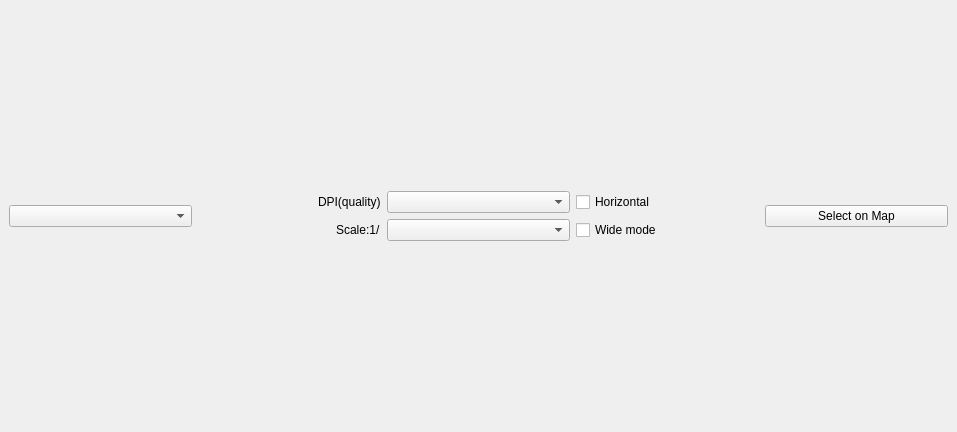
Qt form ezprinter_dockwidget_base.ui (Kanahiro/EZPrinter) before a commit.
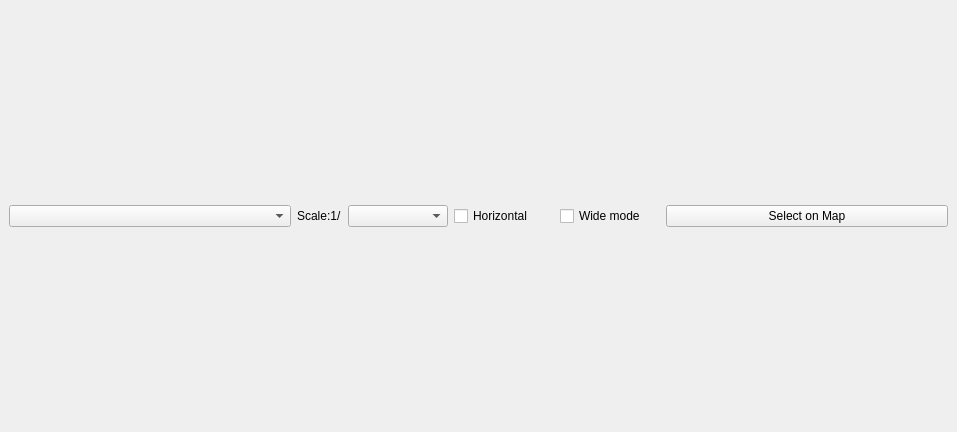
The same form after that commit.

Diff of the .ui file:
```diff
--- a/ezprinter_dockwidget_base.ui
+++ b/ezprinter_dockwidget_base.ui
@@ -18,20 +18,23 @@
     <item row="0" column="0">
      <layout class="QGridLayout" name="gridLayout_2">
       <item row="1" column="3">
-       <widget class="QComboBox" name="dpiComboBox"/>
-      </item>
-      <item row="2" column="3">
-       <widget class="QComboBox" name="scalesComboBox"/>
-      </item>
-      <item row="1" column="2" alignment="Qt::AlignRight">
-       <widget class="QLabel" name="label_2">
-        <property name="text">
-         <string>DPI(quality)</string>
+       <widget class="QComboBox" name="scalesComboBox">
+        <property name="maximumSize">
+         <size>
+          <width>100</width>
+          <height>16777215</height>
+         </size>
         </property>
        </widget>
       </item>
-      <item row="2" column="2" alignment="Qt::AlignRight">
+      <item row="1" column="2">
        <widget class="QLabel" name="label">
+        <property name="sizePolicy">
+         <sizepolicy hsizetype="Fixed" vsizetype="Preferred">
+          <horstretch>0</horstretch>
+          <verstretch>0</verstretch>
+         </sizepolicy>
+        </property>
         <property name="text">
          <string>Scale:1/</string>
         </property>
@@ -39,28 +42,40 @@
       </item>
       <item row="1" column="4">
        <widget class="QCheckBox" name="horizontalCheckBox">
+        <property name="maximumSize">
+         <size>
+          <width>100</width>
+          <height>16777215</height>
+         </size>
+        </property>
         <property name="text">
          <string>Horizontal</string>
         </property>
        </widget>
       </item>
-      <item row="2" column="4">
-       <widget class="QCheckBox" name="wideModeCheckBox">
-        <property name="text">
-         <string>Wide mode</string>
-        </property>
-       </widget>
-      </item>
-      <item row="1" column="1" rowspan="2">
-       <widget class="QComboBox" name="papersComboBox"/>
-      </item>
-      <item row="1" column="5" rowspan="2">
+      <item row="1" column="6">
        <widget class="QPushButton" name="selectButton">
         <property name="text">
          <string>Select on Map</string>
         </property>
        </widget>
       </item>
+      <item row="1" column="1">
+       <widget class="QComboBox" name="papersComboBox"/>
+      </item>
+      <item row="1" column="5">
+       <widget class="QCheckBox" name="wideModeCheckBox">
+        <property name="maximumSize">
+         <size>
+          <width>100</width>
+          <height>16777215</height>
+         </size>
+        </property>
+        <property name="text">
+         <string>Wide mode</string>
+        </property>
+       </widget>
+      </item>
      </layout>
     </item>
    </layout>
```
